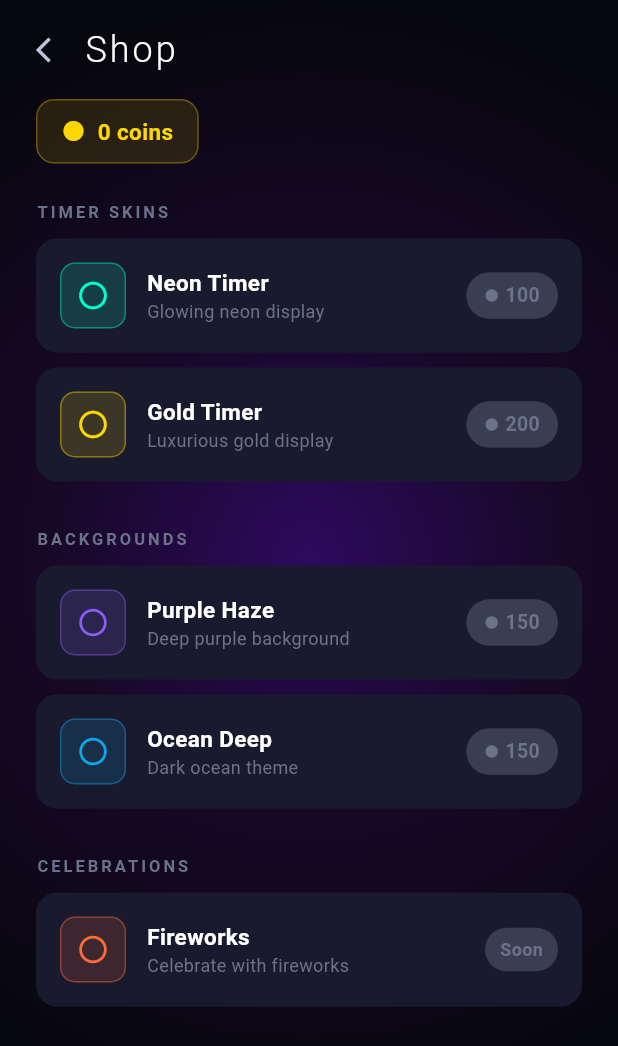
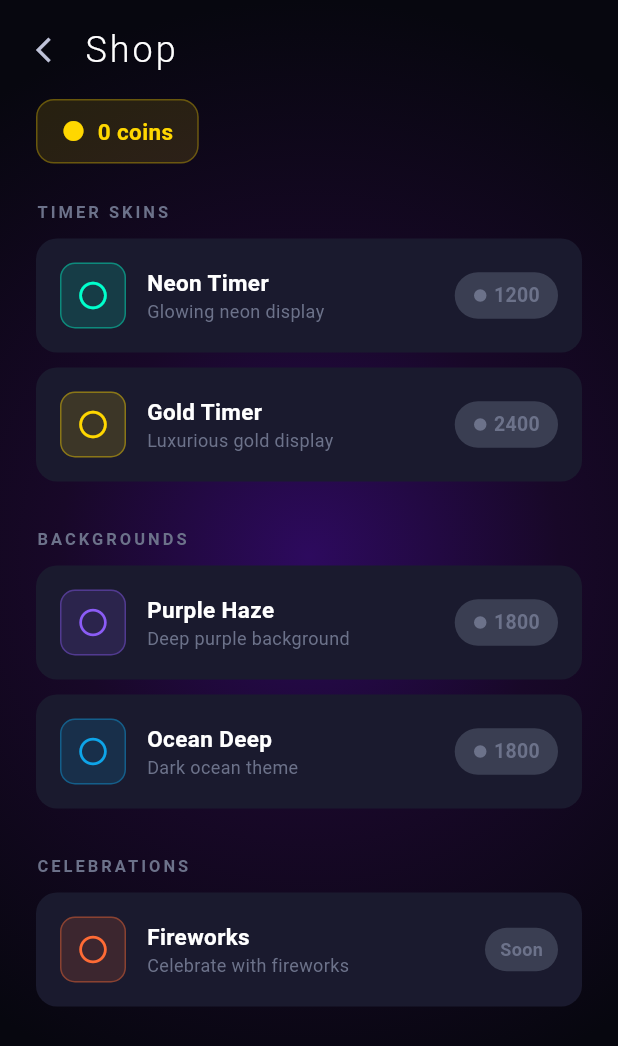
Before and after one commit to Arnon-E/67Games, a Flutter app: the ShopScreen screen opened directly, on a phone screen of 412 x 824 dp. Shown: the top 1046 px of the screen. Run offline on Flutter 3.47's test engine with Material 3 defaults, Android fonts, the phone set to English and light mode, and no system bars; our stand-ins replace audioplayers, cloud_firestore, firebase_auth, firebase_core, flutter_tts, google_mobile_ads and 4 more; missing offline and left inert: haptic_feedback; accounts and stored records are empty.

Commit message:
Increase shop item prices by 12x to improve coin economy depth
- Neon Timer: 100 → 1,200 coins
- Gold Timer: 200 → 2,400 coins
- Purple Haze bg: 150 → 1,800 coins
- Ocean Deep bg: 150 → 1,800 coins
- Fireworks: 250 → 3,000 coins

Higher prices make cosmetics feel more earned and extend the time
players spend grinding/engaging before unlocking items.

https://claude.ai/code/session_01F5iZjjEmEp1xhK5DBkqphj

```diff
--- a/stop_at_67/lib/screens/shop_screen.dart
+++ b/stop_at_67/lib/screens/shop_screen.dart
@@ -31,15 +31,15 @@ class _Item {
 
 const _items = [
   _Item(id: 'timer_skin_neon', nameKey: 'neonTimer', descKey: 'neonTimerDesc',
-      price: 100, categoryKey: 'timerSkins', equipType: 'timerSkin', color: Color(0xFF00FFCC)),
+      price: 1200, categoryKey: 'timerSkins', equipType: 'timerSkin', color: Color(0xFF00FFCC)),
   _Item(id: 'timer_skin_gold', nameKey: 'goldTimer', descKey: 'goldTimerDesc',
-      price: 200, categoryKey: 'timerSkins', equipType: 'timerSkin', color: Color(0xFFFFD700)),
+      price: 2400, categoryKey: 'timerSkins', equipType: 'timerSkin', color: Color(0xFFFFD700)),
   _Item(id: 'bg_purple', nameKey: 'purpleHaze', descKey: 'purpleHazeDesc',
-      price: 150, categoryKey: 'backgrounds', equipType: 'background', color: Color(0xFF8B5CF6)),
+      price: 1800, categoryKey: 'backgrounds', equipType: 'background', color: Color(0xFF8B5CF6)),
   _Item(id: 'bg_ocean', nameKey: 'oceanDeep', descKey: 'oceanDeepDesc',
-      price: 150, categoryKey: 'backgrounds', equipType: 'background', color: Color(0xFF0EA5E9)),
+      price: 1800, categoryKey: 'backgrounds', equipType: 'background', color: Color(0xFF0EA5E9)),
   _Item(id: 'celebration_fireworks', nameKey: 'fireworks', descKey: 'fireworksDesc',
-      price: 250, categoryKey: 'celebrations', equipType: 'celebration', color: Color(0xFFFF6B35),
+      price: 3000, categoryKey: 'celebrations', equipType: 'celebration', color: Color(0xFFFF6B35),
       comingSoon: true),
 ];
 
```
